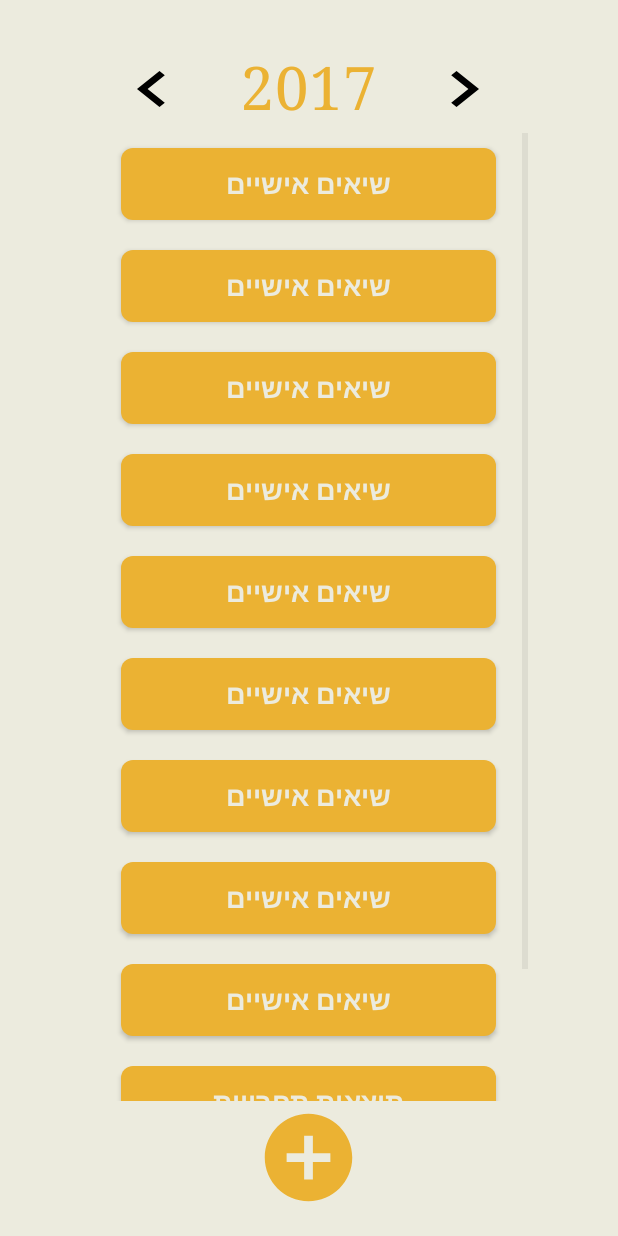
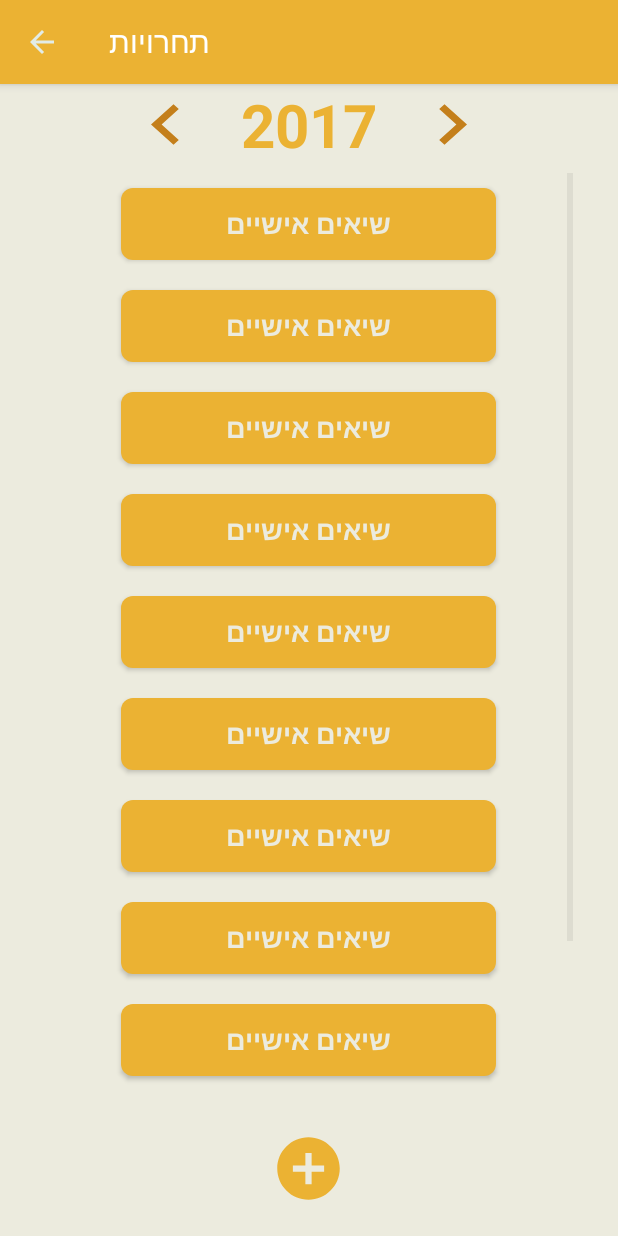
Before and after one commit to Amitwati/AthleticsApp, an Android app: the activity_competition screen opened directly, with no data from a screen before it, on a phone screen of 412 x 824 dp. Run offline under Robolectric (Android 15) with nearby library versions, the phone set to English and light mode, and no system bars.

Commit message:
color update and activity changes

```diff
--- a/app/src/main/java/com/example/amitwati/athleticsapp/activity_competition.java
+++ b/app/src/main/java/com/example/amitwati/athleticsapp/activity_competition.java
@@ -1,7 +1,10 @@
 package com.example.amitwati.athleticsapp;
 
+import android.os.Build;
+import android.support.v4.content.ContextCompat;
 import android.support.v7.app.AppCompatActivity;
 import android.os.Bundle;
+import android.support.v7.widget.Toolbar;
 import android.view.View;
 import android.widget.Button;
 import android.widget.ListView;
@@ -16,6 +19,24 @@ public class activity_competition extends AppCompatActivity {
     protected void onCreate(Bundle savedInstanceState) {
         super.onCreate(savedInstanceState);
         setContentView(R.layout.activity_competition);
+
+        if (Build.VERSION.SDK_INT >= Build.VERSION_CODES.LOLLIPOP) {
+            (getWindow()).setStatusBarColor(ContextCompat.getColor(this,R.color.colorPrimaryDark_YELLOW));
+        }
+        //set the toolbar
+        Toolbar myToolbar = findViewById(R.id.competition_toolbar);
+        myToolbar.setTitle("תחרויות");
+        setSupportActionBar(myToolbar);
+
+        //set back button on the toolbar
+        getSupportActionBar().setDisplayHomeAsUpEnabled(true);
+        myToolbar.setNavigationOnClickListener(new View.OnClickListener() {
+            @Override
+            public void onClick(View view) {
+                onBackPressed();
+            }
+        });
+
         String[] buttons = new String[]{"שיאים אישיים","שיאים אישיים","שיאים אישיים","שיאים אישיים","שיאים אישיים","שיאים אישיים","שיאים אישיים","שיאים אישיים","שיאים אישיים","תוצאות תחרויות","תוצאות מדידות"};
         ListView lv = (ListView)findViewById(R.id.ListView);
         ArrayList<View.OnClickListener> listeners = new ArrayList<>();
--- a/app/src/main/res/layout/activity_competition.xml
+++ b/app/src/main/res/layout/activity_competition.xml
@@ -1,5 +1,6 @@
 <?xml version="1.0" encoding="utf-8"?>
-<RelativeLayout xmlns:android="http://schemas.android.com/apk/res/android"
+<RelativeLayout
+    xmlns:android="http://schemas.android.com/apk/res/android"
     xmlns:app="http://schemas.android.com/apk/res-auto"
     xmlns:tools="http://schemas.android.com/tools"
     android:layout_width="match_parent"
@@ -7,39 +8,56 @@
     tools:context="com.example.amitwati.athleticsapp.activity_competition"
     android:background="@color/colorBright_YELLOW">
 
+    <android.support.v7.widget.Toolbar
+        android:id="@+id/competition_toolbar"
+        android:layout_width="match_parent"
+        android:layout_height="?attr/actionBarSize"
+        android:background="@color/colorPrimary_YELLOW"
+        app:titleTextColor="#fff"
+        android:elevation="4dp"
+        app:theme="@style/ToolbarColoredBackArrow"
+        android:theme="@style/ThemeOverlay.AppCompat.ActionBar"
+        app:popupTheme="@style/ThemeOverlay.AppCompat.Light" />
+
+    <RelativeLayout
+        android:layout_width="match_parent"
+        android:layout_height="match_parent"
+        android:layout_below="@+id/competition_toolbar">
 
         <Button
             android:id="@+id/Lbutton"
             android:layout_width="60dp"
             android:layout_height="wrap_content"
+            android:layout_above="@+id/ListView"
             android:layout_alignParentTop="true"
-        android:layout_marginEnd="29dp"
-        android:layout_marginRight="29dp"
-        android:layout_marginTop="35dp"
             android:layout_toLeftOf="@+id/YearView"
             android:layout_toStartOf="@+id/YearView"
-        android:background="@drawable/ic_chevron_left_black_24dp" />
+            android:background="@drawable/ic_chevron_left_black_24dp"
+            android:backgroundTint="@color/colorPrimaryDark_YELLOW"
+            android:layout_marginRight="20dp"/>
 
         <Button
             android:id="@+id/Rbutton"
             android:layout_width="60dp"
             android:layout_height="wrap_content"
             android:layout_above="@+id/ListView"
-        android:layout_marginLeft="28dp"
-        android:layout_marginStart="28dp"
+            android:layout_alignParentTop="true"
             android:layout_toEndOf="@+id/YearView"
             android:layout_toRightOf="@+id/YearView"
-        android:background="@drawable/ic_chevron_right_black_24dp" />
+            android:background="@drawable/ic_chevron_right_black_24dp"
+            android:backgroundTint="@color/colorPrimaryDark_YELLOW"
+            android:layout_marginLeft="20dp"/>
 
         <TextView
             android:id="@+id/YearView"
             android:layout_width="wrap_content"
             android:layout_height="wrap_content"
-        android:layout_alignBottom="@+id/Lbutton"
+            android:layout_alignParentTop="true"
             android:layout_centerHorizontal="true"
+            android:text="2017"
             android:textColor="@color/colorPrimary_YELLOW"
             android:textSize="40dp"
-        android:typeface="serif" />
+            android:textStyle="bold" />
 
         <ListView
             android:id="@+id/ListView"
@@ -48,19 +66,22 @@
             android:layout_below="@+id/YearView"
             android:layout_centerHorizontal="false"
             android:layout_marginTop="5dp"
-        android:paddingLeft="60dp"
-        android:paddingRight="60dp"
+            android:paddingLeft="30dp"
+            android:paddingRight="30dp"
             android:layout_marginBottom="90dp"
             android:divider="@null"
             />
 
+    </RelativeLayout>
+
+
     <Button
         android:id="@+id/button3"
-        android:layout_width="70dp"
-        android:layout_height="70dp"
+        android:layout_width="50dp"
+        android:layout_height="50dp"
         android:layout_alignParentBottom="true"
         android:layout_centerHorizontal="true"
-        android:layout_marginBottom="17dp"
+        android:layout_marginBottom="20dp"
         android:background="@drawable/ic_add_circle_black"
         android:text=""
         android:backgroundTint="@color/colorPrimary_YELLOW"/>
```
Lines whose indentation alone changed are shown as unchanged.
